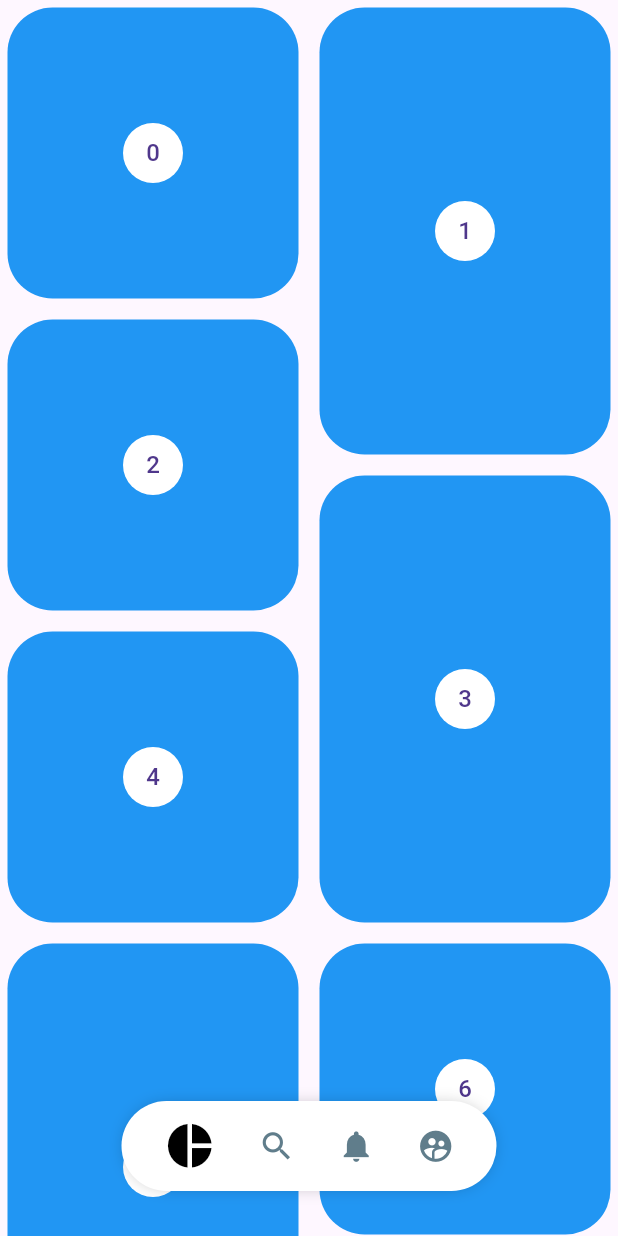
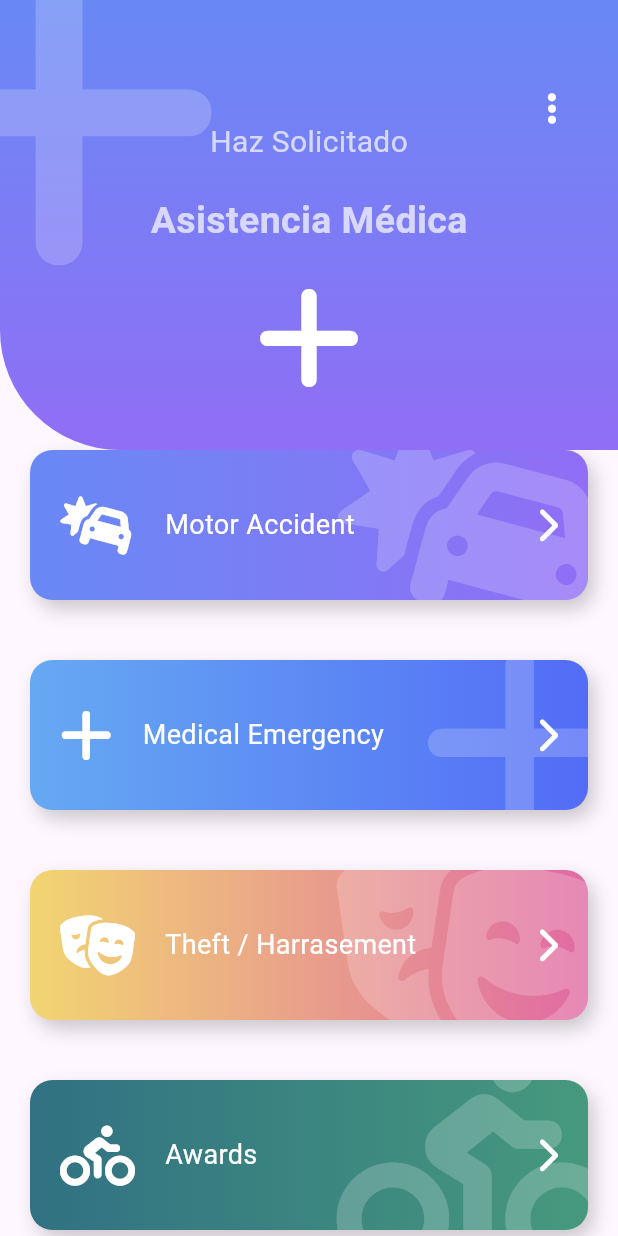
Before and after one commit to Sermio/disenos_app, a Flutter app: the screen it shows after launch, on a phone screen of 412 x 824 dp. Run offline on Flutter 3.47's test engine with Material 3 defaults, Android fonts, the phone set to English and light mode, and no system bars; our stand-ins replace animate_do, flutter_svg, font_awesome_flutter.

Commit message:
section7

```diff
--- a/lib/main.dart
+++ b/lib/main.dart
@@ -1,5 +1,6 @@
+import 'package:disenos_app/src/pages/emergency_page.dart';
 import 'package:disenos_app/src/pages/pinteres_page.dart';
-import 'package:disenos_app/src/pages/slideshow_page.dart';
+// import 'package:disenos_app/src/pages/slideshow_page.dart';
 import 'package:flutter/material.dart';
 
 void main() {
@@ -14,7 +15,7 @@ class MyApp extends StatelessWidget {
   Widget build(BuildContext context) {
     return const MaterialApp(
       title: 'Diseños App',
-      home: PinteresPage(),
+      home: EmergencyPage(),
     );
   }
 }
--- a/lib/src/models/slider_model.dart
+++ b/lib/src/models/slider_model.dart
@@ -3,10 +3,10 @@ import 'package:flutter/material.dart';
 class SliderModel with ChangeNotifier {
   double _currentPage = 0;
 
-  double get currentPage => this._currentPage;
+  double get currentPage => _currentPage;
 
   set currentPage(double pagina) {
-    this._currentPage = pagina;
+    _currentPage = pagina;
     notifyListeners();
   }
 }
--- /dev/null
+++ b/lib/src/pages/emergency_page.dart
@@ -0,0 +1,147 @@
+import 'package:animate_do/animate_do.dart';
+import 'package:disenos_app/src/widgets/boton_gordo.dart';
+import 'package:disenos_app/src/widgets/headers.dart';
+import 'package:flutter/material.dart';
+import 'package:font_awesome_flutter/font_awesome_flutter.dart';
+
+class ItemBoton {
+  final IconData icon;
+  final String texto;
+  final Color color1;
+  final Color color2;
+
+  ItemBoton(this.icon, this.texto, this.color1, this.color2);
+}
+
+class EmergencyPage extends StatelessWidget {
+  const EmergencyPage({super.key});
+
+  @override
+  Widget build(BuildContext context) {
+    final items = <ItemBoton>[
+      ItemBoton(FontAwesomeIcons.carCrash, 'Motor Accident',
+          const Color(0xff6989F5), const Color(0xff906EF5)),
+      ItemBoton(FontAwesomeIcons.plus, 'Medical Emergency',
+          const Color(0xff66A9F2), const Color(0xff536CF6)),
+      ItemBoton(FontAwesomeIcons.theaterMasks, 'Theft / Harrasement',
+          const Color(0xffF2D572), const Color(0xffE06AA3)),
+      ItemBoton(FontAwesomeIcons.biking, 'Awards', const Color(0xff317183),
+          const Color(0xff46997D)),
+      ItemBoton(FontAwesomeIcons.carCrash, 'Motor Accident',
+          const Color(0xff6989F5), const Color(0xff906EF5)),
+      ItemBoton(FontAwesomeIcons.plus, 'Medical Emergency',
+          const Color(0xff66A9F2), const Color(0xff536CF6)),
+      ItemBoton(FontAwesomeIcons.theaterMasks, 'Theft / Harrasement',
+          const Color(0xffF2D572), const Color(0xffE06AA3)),
+      ItemBoton(FontAwesomeIcons.biking, 'Awards', const Color(0xff317183),
+          const Color(0xff46997D)),
+      ItemBoton(FontAwesomeIcons.carCrash, 'Motor Accident',
+          const Color(0xff6989F5), const Color(0xff906EF5)),
+      ItemBoton(FontAwesomeIcons.plus, 'Medical Emergency',
+          const Color(0xff66A9F2), const Color(0xff536CF6)),
+      ItemBoton(FontAwesomeIcons.theaterMasks, 'Theft / Harrasement',
+          const Color(0xffF2D572), const Color(0xffE06AA3)),
+      ItemBoton(FontAwesomeIcons.biking, 'Awards', const Color(0xff317183),
+          const Color(0xff46997D)),
+    ];
+
+    List<Widget> itemMap = items
+        .map((e) => FadeInLeft(
+              child: BotonGordo(
+                icon: e.icon,
+                texto: e.texto,
+                color1: e.color1,
+                color2: e.color2,
+                onPress: () {
+                  print('ola');
+                },
+              ),
+            ))
+        .toList();
+
+    return Scaffold(
+      body: Stack(
+        children: [
+          Container(
+            margin: const EdgeInsetsDirectional.only(top: 200),
+            child: ListView(
+              physics: const BouncingScrollPhysics(),
+              children: [
+                const SizedBox(
+                  height: 80,
+                ),
+                ...itemMap,
+              ],
+            ),
+          ),
+          _Encabezado()
+        ],
+      ),
+    );
+  }
+}
+
+class _Encabezado extends StatelessWidget {
+  @override
+  Widget build(BuildContext context) {
+    return Stack(
+      children: [
+        const IconHeader(
+          icon: FontAwesomeIcons.plus,
+          titulo: 'Asistencia Médica',
+          subtitulo: 'Haz Solicitado',
+          color1: Color(0xff6989F5),
+          color2: Color(0xff906EF5),
+        ),
+        Positioned(
+            right: 0,
+            top: 45,
+            child: RawMaterialButton(
+              onPressed: () {},
+              shape: const CircleBorder(),
+              padding: const EdgeInsetsDirectional.all(15),
+              child: const FaIcon(
+                FontAwesomeIcons.ellipsisVertical,
+                color: Colors.white,
+              ),
+            ))
+      ],
+    );
+  }
+}
+
+class BotonGordoTemp extends StatelessWidget {
+  const BotonGordoTemp({
+    super.key,
+  });
+
+  @override
+  Widget build(BuildContext context) {
+    return BotonGordo(
+      texto: 'Motor Accident',
+      icon: FontAwesomeIcons.carBurst,
+      color1: const Color(0xff6089F5),
+      color2: const Color(0xff906EF5),
+      onPress: () {
+        print('click');
+      },
+    );
+  }
+}
+
+class PageHeader extends StatelessWidget {
+  const PageHeader({
+    super.key,
+  });
+
+  @override
+  Widget build(BuildContext context) {
+    return const IconHeader(
+      icon: FontAwesomeIcons.plus,
+      subtitulo: 'Haz solicitado',
+      titulo: 'Asistencia Médica',
+      color1: Color(0xff526BF6),
+      color2: Color(0xff67ACF2),
+    );
+  }
+}
--- a/lib/src/pages/graficas_circulares_page.dart
+++ b/lib/src/pages/graficas_circulares_page.dart
@@ -22,7 +22,7 @@ class _GraficasCircularesPageState extends State<GraficasCircularesPage> {
             }
           });
         },
-        child: Icon(Icons.refresh),
+        child: const Icon(Icons.refresh),
       ),
       body: Column(
         mainAxisAlignment: MainAxisAlignment.center,
@@ -59,7 +59,7 @@ class CustomRadialProgress extends StatelessWidget {
 
   @override
   Widget build(BuildContext context) {
-    return Container(
+    return SizedBox(
       width: 180,
       height: 180,
       child: RadialProgress(
--- a/lib/src/pages/pinteres_page.dart
+++ b/lib/src/pages/pinteres_page.dart
@@ -9,11 +9,11 @@ class PinteresPage extends StatelessWidget {
   @override
   Widget build(BuildContext context) {
     return ChangeNotifierProvider(
-      create: (_) => new _MenuModel(),
+      create: (_) => _MenuModel(),
       child: Scaffold(
         body: Stack(
           children: [
-            PinterestGrid(),
+            const PinterestGrid(),
             _PinterestMenuLocation(),
           ],
         ),
@@ -35,7 +35,7 @@ class _PinterestMenuLocation extends StatelessWidget {
 
     return Positioned(
         bottom: 30,
-        child: Container(
+        child: SizedBox(
           width: widthPantalla,
           child: Align(
             child: PinterestMenu(
@@ -72,6 +72,8 @@ class _PinterestMenuLocation extends StatelessWidget {
 }
 
 class PinterestGrid extends StatefulWidget {
+  const PinterestGrid({super.key});
+
   @override
   State<PinterestGrid> createState() => _PinterestGridState();
 }
@@ -82,7 +84,7 @@ class _PinterestGridState extends State<PinterestGrid> {
     (index) => index,
   );
 
-  ScrollController controller = new ScrollController();
+  ScrollController controller = ScrollController();
   double scrollAnterior = 0;
 
   @override
@@ -108,13 +110,13 @@ class _PinterestGridState extends State<PinterestGrid> {
 
   @override
   Widget build(BuildContext context) {
-    return new StaggeredGridView.countBuilder(
+    return StaggeredGridView.countBuilder(
       controller: controller,
       crossAxisCount: 4,
       itemCount: items.length,
       itemBuilder: (context, index) => _PinteresItem(index),
       staggeredTileBuilder: (index) =>
-          new StaggeredTile.count(2, index.isEven ? 2 : 3),
+          StaggeredTile.count(2, index.isEven ? 2 : 3),
       mainAxisSpacing: 4.0,
       crossAxisSpacing: 4.0,
     );
@@ -129,14 +131,14 @@ class _PinteresItem extends StatelessWidget {
   @override
   Widget build(BuildContext context) {
     return Container(
-      margin: EdgeInsets.all(5),
-      decoration: BoxDecoration(
+      margin: const EdgeInsets.all(5),
+      decoration: const BoxDecoration(
           color: Colors.blue,
           borderRadius: BorderRadius.all(Radius.circular(30))),
-      child: new Center(
+      child: Center(
         child: CircleAvatar(
           backgroundColor: Colors.white,
-          child: new Text('$index'),
+          child: Text('$index'),
         ),
       ),
     );
@@ -146,9 +148,9 @@ class _PinteresItem extends StatelessWidget {
 class _MenuModel with ChangeNotifier {
   bool _mostrar = true;
 
-  bool get mostrar => this._mostrar;
+  bool get mostrar => _mostrar;
   set mostrar(bool valor) {
-    this._mostrar = valor;
+    _mostrar = valor;
     notifyListeners();
   }
 }
--- a/lib/src/pages/slideshow_page.dart
+++ b/lib/src/pages/slideshow_page.dart
@@ -7,7 +7,7 @@ class SlideshowPage extends StatelessWidget {
 
   @override
   Widget build(BuildContext context) {
-    return Scaffold(
+    return const Scaffold(
       body: Column(
         children: [
           Expanded(child: MiSlideshow()),
--- /dev/null
+++ b/lib/src/widgets/boton_gordo.dart
@@ -0,0 +1,110 @@
+import 'package:flutter/material.dart';
+import 'package:font_awesome_flutter/font_awesome_flutter.dart';
+
+class BotonGordo extends StatelessWidget {
+  const BotonGordo(
+      {super.key,
+      this.icon = FontAwesomeIcons.circle,
+      required this.texto,
+      this.color1 = Colors.grey,
+      this.color2 = Colors.blueGrey,
+      required this.onPress});
+
+  final IconData icon;
+  final String texto;
+  final Color color1;
+  final Color color2;
+  final Function() onPress;
+
+  @override
+  Widget build(BuildContext context) {
+    return GestureDetector(
+      onTap: onPress,
+      child: Stack(
+        children: [
+          _BotonGordoBackground(
+            icon: icon,
+            color1: color1,
+            color2: color2,
+          ),
+          Row(
+            mainAxisAlignment: MainAxisAlignment.center,
+            children: [
+              const SizedBox(
+                height: 140,
+                width: 40,
+              ),
+              FaIcon(
+                icon,
+                color: Colors.white,
+                size: 40,
+              ),
+              const SizedBox(
+                width: 20,
+              ),
+              Expanded(
+                child: Text(
+                  texto,
+                  style: const TextStyle(color: Colors.white, fontSize: 18),
+                ),
+              ),
+              const FaIcon(
+                FontAwesomeIcons.chevronRight,
+                color: Colors.white,
+              ),
+              const SizedBox(
+                width: 40,
+              )
+            ],
+          )
+        ],
+      ),
+    );
+  }
+}
+
+class _BotonGordoBackground extends StatelessWidget {
+  const _BotonGordoBackground(
+      {super.key,
+      required this.icon,
+      required this.color1,
+      required this.color2});
+
+  final IconData icon;
+  final Color color1;
+  final Color color2;
+
+  @override
+  Widget build(BuildContext context) {
+    return Container(
+      width: double.infinity,
+      height: 100,
+      margin: const EdgeInsets.all(20),
+      decoration: BoxDecoration(
+          // color: Colors.red,
+          boxShadow: [
+            BoxShadow(
+                color: Colors.black.withOpacity(0.2),
+                offset: const Offset(4, 6),
+                blurRadius: 10),
+          ],
+          borderRadius: BorderRadius.circular(15),
+          gradient: LinearGradient(colors: [color1, color2])),
+      child: ClipRRect(
+        borderRadius: BorderRadius.circular(15),
+        child: Stack(
+          children: [
+            Positioned(
+                right: -20,
+                top: -20,
+                child: FaIcon(
+                  icon,
+                  size: 150,
+                  color: Colors.white.withOpacity(0.2),
+                ))
+          ],
+        ),
+      ),
+    );
+  }
+}
--- a/lib/src/widgets/headers.dart
+++ b/lib/src/widgets/headers.dart
@@ -1,4 +1,5 @@
 import 'package:flutter/material.dart';
+import 'package:font_awesome_flutter/font_awesome_flutter.dart';
 
 class HeaderCuadrado extends StatelessWidget {
   const HeaderCuadrado({super.key});
@@ -296,3 +297,97 @@ class _HeaderWaveGradientPainter extends CustomPainter {
     return true;
   }
 }
+
+class IconHeader extends StatelessWidget {
+  const IconHeader(
+      {super.key,
+      required this.icon,
+      required this.titulo,
+      required this.subtitulo,
+      this.color1 = Colors.grey,
+      this.color2 = Colors.blueGrey});
+
+  final IconData icon;
+  final String titulo;
+  final String subtitulo;
+  final Color color1;
+  final Color color2;
+
+  @override
+  Widget build(BuildContext context) {
+    final Color colorBlanco = Colors.white.withOpacity(0.7);
+
+    return Stack(
+      children: [
+        _IconHeaderBackground(
+          color1: color1,
+          color2: color2,
+        ),
+        Positioned(
+            top: -50,
+            left: -70,
+            child: FaIcon(
+              icon,
+              size: 250,
+              color: Colors.white.withOpacity(0.2),
+            )),
+        Column(
+          children: [
+            const SizedBox(
+              height: 80,
+              width: double.infinity,
+            ),
+            Text(
+              subtitulo,
+              style: TextStyle(fontSize: 20, color: colorBlanco),
+            ),
+            const SizedBox(
+              height: 20,
+            ),
+            Text(
+              titulo,
+              style: TextStyle(
+                  fontSize: 25,
+                  color: colorBlanco,
+                  fontWeight: FontWeight.bold),
+            ),
+            const SizedBox(
+              height: 20,
+            ),
+            FaIcon(
+              icon,
+              size: 80,
+              color: Colors.white,
+            )
+          ],
+        )
+      ],
+    );
+  }
+}
+
+class _IconHeaderBackground extends StatelessWidget {
+  const _IconHeaderBackground(
+      {super.key, required this.color1, required this.color2});
+
+  final Color color1;
+  final Color color2;
+
+  @override
+  Widget build(BuildContext context) {
+    return Container(
+      width: double.infinity,
+      height: 300,
+      decoration: BoxDecoration(
+          borderRadius:
+              const BorderRadius.only(bottomLeft: Radius.circular(80)),
+          gradient: LinearGradient(
+              begin: Alignment.topCenter,
+              end: Alignment.bottomCenter,
+              colors: [
+                color1,
+                color2,
+              ])),
+    );
+  }
+}
--- a/lib/src/widgets/pinterest_menu.dart
+++ b/lib/src/widgets/pinterest_menu.dart
@@ -9,8 +9,9 @@ class PinterestButton {
 }
 
 class PinterestMenu extends StatelessWidget {
-  PinterestMenu(
-      {this.mostrar = true,
+  const PinterestMenu(
+      {super.key,
+      this.mostrar = true,
       this.backgroundColor = Colors.white,
       this.activeColor = Colors.black,
       this.inactiveColor = Colors.blueGrey,
@@ -48,16 +49,15 @@ class PinterestMenu extends StatelessWidget {
   @override
   Widget build(BuildContext context) {
     return ChangeNotifierProvider(
-      create: (_) => new _MenuModel(),
+      create: (_) => _MenuModel(),
       child: AnimatedOpacity(
-        duration: Duration(milliseconds: 250),
+        duration: const Duration(milliseconds: 250),
         opacity: mostrar ? 1 : 0,
         child: Builder(
           builder: (context) {
-            Provider.of<_MenuModel>(context).backgroundColor =
-                this.backgroundColor;
-            Provider.of<_MenuModel>(context).activeColor = this.activeColor;
-            Provider.of<_MenuModel>(context).inactiveColor = this.inactiveColor;
+            Provider.of<_MenuModel>(context).backgroundColor = backgroundColor;
+            Provider.of<_MenuModel>(context).activeColor = activeColor;
+            Provider.of<_MenuModel>(context).inactiveColor = inactiveColor;
             return _PinterestMenuBackground(
               child: _MenuItems(items),
             );
@@ -78,17 +78,17 @@ class _PinterestMenuBackground extends StatelessWidget {
     final backgroundColor = Provider.of<_MenuModel>(context).backgroundColor;
 
     return Container(
-      child: child,
       width: 250,
       height: 60,
       decoration: BoxDecoration(
           color: backgroundColor,
-          borderRadius: BorderRadius.all(
+          borderRadius: const BorderRadius.all(
             Radius.circular(100),
           ),
-          boxShadow: <BoxShadow>[
+          boxShadow: const <BoxShadow>[
             BoxShadow(color: Colors.black38, blurRadius: 10, spreadRadius: -5)
           ]),
+      child: child,
     );
   }
 }
@@ -148,9 +148,9 @@ class _MenuModel with ChangeNotifier {
   Color activeColor = Colors.black;
   Color inactiveColor = Colors.blueGrey;
 
-  int get itemSeleccionado => this._itemSeleccionado;
+  int get itemSeleccionado => _itemSeleccionado;
   set itemSeleccionado(int index) {
-    this._itemSeleccionado = index;
+    _itemSeleccionado = index;
     notifyListeners();
   }
 }
--- a/pubspec.yaml
+++ b/pubspec.yaml
@@ -38,6 +38,8 @@ dependencies:
   flutter_svg: ^2.0.17
   provider: ^6.1.2
   flutter_staggered_grid_view: ^0.4.1
+  font_awesome_flutter: ^10.8.0
+  animate_do: ^3.3.7
 
 dev_dependencies:
   flutter_test:
```
Also changed, not shown: lib/src/labs/circular_progress_page.dart (+8 -9 lines), lib/src/labs/slideshow_page.dart (+8 -11 lines), lib/src/pages/animaciones_page.dart (+8 -6 lines), lib/src/retos/cuadrado_animado_page.dart (+9 -8 lines), lib/src/widgets/radial_progress.dart (+8 -8 lines), lib/src/widgets/slideshow.dart (+25 -25 lines), pubspec.lock.
